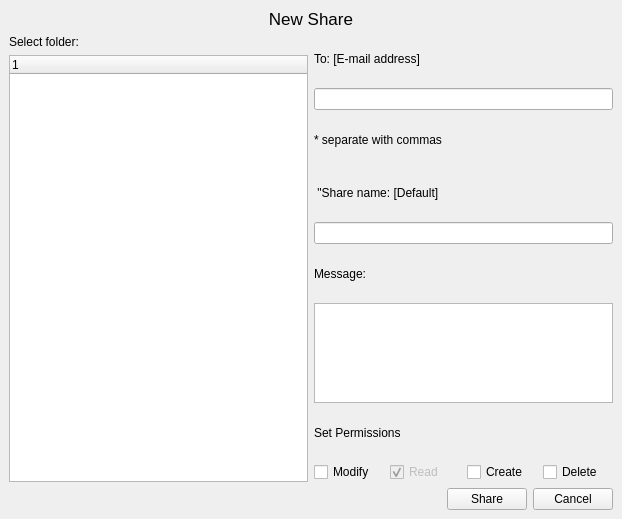
pcloudcom/psyncgui, file sharefolderwindow.ui: the form before one commit.
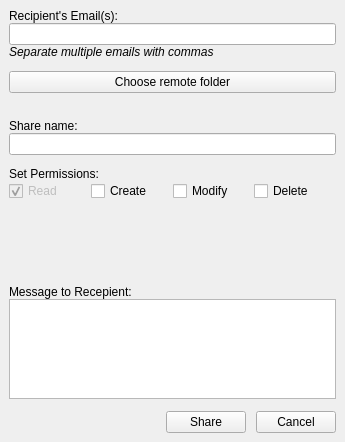
The form after the commit.

Commit message: bug fixes, remote remote tree from share folder dialog, use a new one

Patch:
```diff
--- a/sharefolderwindow.ui
+++ b/sharefolderwindow.ui
@@ -6,58 +6,27 @@
    <rect>
     <x>0</x>
     <y>0</y>
-    <width>622</width>
-    <height>519</height>
+    <width>345</width>
+    <height>442</height>
    </rect>
   </property>
   <property name="windowTitle">
    <string>Share Folder</string>
   </property>
   <widget class="QWidget" name="centralwidget">
-   <layout class="QVBoxLayout" name="verticalLayout_3">
-    <item>
-     <widget class="QLabel" name="label_4">
-      <property name="font">
-       <font>
-        <pointsize>13</pointsize>
-       </font>
-      </property>
-      <property name="text">
-       <string>New Share</string>
-      </property>
-      <property name="alignment">
-       <set>Qt::AlignCenter</set>
-      </property>
-     </widget>
-    </item>
-    <item>
-     <layout class="QHBoxLayout" name="horizontalLayout_3">
-      <item>
-       <layout class="QVBoxLayout" name="verticalLayout_2">
-        <item>
-         <widget class="QLabel" name="label">
-          <property name="text">
-           <string>Select folder:</string>
-          </property>
-         </widget>
-        </item>
-        <item>
-         <widget class="QTreeWidget" name="dirtree">
-          <column>
-           <property name="text">
-            <string notr="true">1</string>
-           </property>
-          </column>
-         </widget>
-        </item>
-       </layout>
-      </item>
+   <layout class="QVBoxLayout" name="verticalLayout_6">
+    <property name="spacing">
+     <number>12</number>
+    </property>
       <item>
        <layout class="QVBoxLayout" name="verticalLayout">
+      <property name="spacing">
+       <number>0</number>
+      </property>
         <item>
          <widget class="QLabel" name="label_2">
           <property name="text">
-           <string>To: [E-mail address]</string>
+         <string>Recipient's Email(s):</string>
           </property>
          </widget>
         </item>
@@ -72,53 +41,67 @@
            </font>
           </property>
           <property name="text">
-           <string>* separate with commas</string>
-          </property>
-         </widget>
-        </item>
+         <string>&lt;html&gt;&lt;head/&gt;&lt;body&gt;&lt;p&gt;&lt;span style=&quot; font-size:9pt; font-style:italic;&quot;&gt;Separate multiple emails with commas&lt;/span&gt;&lt;/p&gt;&lt;/body&gt;&lt;/html&gt;</string>
+        </property>
+        <property name="alignment">
+         <set>Qt::AlignLeading|Qt::AlignLeft|Qt::AlignTop</set>
+        </property>
+       </widget>
+      </item>
+     </layout>
+    </item>
+    <item>
+     <layout class="QVBoxLayout" name="verticalLayout_5">
+      <property name="spacing">
+       <number>0</number>
+      </property>
+      <item>
+       <widget class="QPushButton" name="btnOpenRemoteDialog">
+        <property name="text">
+         <string>Choose remote folder</string>
+        </property>
+       </widget>
+      </item>
+      <item>
+       <widget class="QLabel" name="label_remotefldr">
+        <property name="text">
+         <string/>
+        </property>
+       </widget>
+      </item>
+     </layout>
+    </item>
+    <item>
+     <layout class="QVBoxLayout" name="verticalLayout_2">
+      <property name="spacing">
+       <number>0</number>
+      </property>
         <item>
          <widget class="QLabel" name="label_3">
           <property name="text">
-           <string> &quot;Share name: [Default]</string>
+         <string>Share name:</string>
           </property>
          </widget>
         </item>
         <item>
-         <widget class="QLineEdit" name="sharename"/>
-        </item>
-        <item>
-         <widget class="QLabel" name="label_msg">
-          <property name="text">
-           <string>Message:</string>
-          </property>
-         </widget>
+       <widget class="QLineEdit" name="editline_sharename"/>
+      </item>
+     </layout>
         </item>
         <item>
-         <widget class="QTextEdit" name="text_msg">
-          <property name="maximumSize">
-           <size>
-            <width>16777215</width>
-            <height>100</height>
-           </size>
-          </property>
-         </widget>
-        </item>
+     <layout class="QVBoxLayout" name="verticalLayout_3">
+      <property name="spacing">
+       <number>0</number>
+      </property>
         <item>
          <widget class="QLabel" name="label_5">
           <property name="text">
-           <string>Set Permissions</string>
+         <string>Set Permissions:</string>
           </property>
          </widget>
         </item>
         <item>
          <layout class="QHBoxLayout" name="horizontalLayout">
-          <item>
-           <widget class="QCheckBox" name="permModify">
-            <property name="text">
-             <string>Modify</string>
-            </property>
-           </widget>
-          </item>
           <item>
            <widget class="QCheckBox" name="permRead">
             <property name="enabled">
@@ -142,6 +125,13 @@
             </property>
            </widget>
           </item>
+        <item>
+         <widget class="QCheckBox" name="permModify">
+          <property name="text">
+           <string>Modify</string>
+          </property>
+         </widget>
+        </item>
           <item>
            <widget class="QCheckBox" name="permDelete">
             <property name="text">
@@ -153,10 +143,44 @@
         </item>
        </layout>
       </item>
+    <item>
+     <layout class="QVBoxLayout" name="verticalLayout_4" stretch="1,4">
+      <property name="spacing">
+       <number>0</number>
+      </property>
+      <item>
+       <widget class="QLabel" name="label_msg">
+        <property name="maximumSize">
+         <size>
+          <width>16777215</width>
+          <height>16777215</height>
+         </size>
+        </property>
+        <property name="text">
+         <string>Message to Recepient:</string>
+        </property>
+        <property name="alignment">
+         <set>Qt::AlignBottom|Qt::AlignLeading|Qt::AlignLeft</set>
+        </property>
+       </widget>
+      </item>
+      <item>
+       <widget class="QTextEdit" name="text_msg">
+        <property name="maximumSize">
+         <size>
+          <width>16777215</width>
+          <height>100</height>
+         </size>
+        </property>
+       </widget>
+      </item>
      </layout>
     </item>
     <item>
      <layout class="QHBoxLayout" name="horizontalLayout_2">
+      <property name="spacing">
+       <number>10</number>
+      </property>
       <item>
        <spacer name="horizontalSpacer">
         <property name="orientation">
```
Lines whose indentation alone changed are shown as unchanged. The commit also changes 9 other files.
